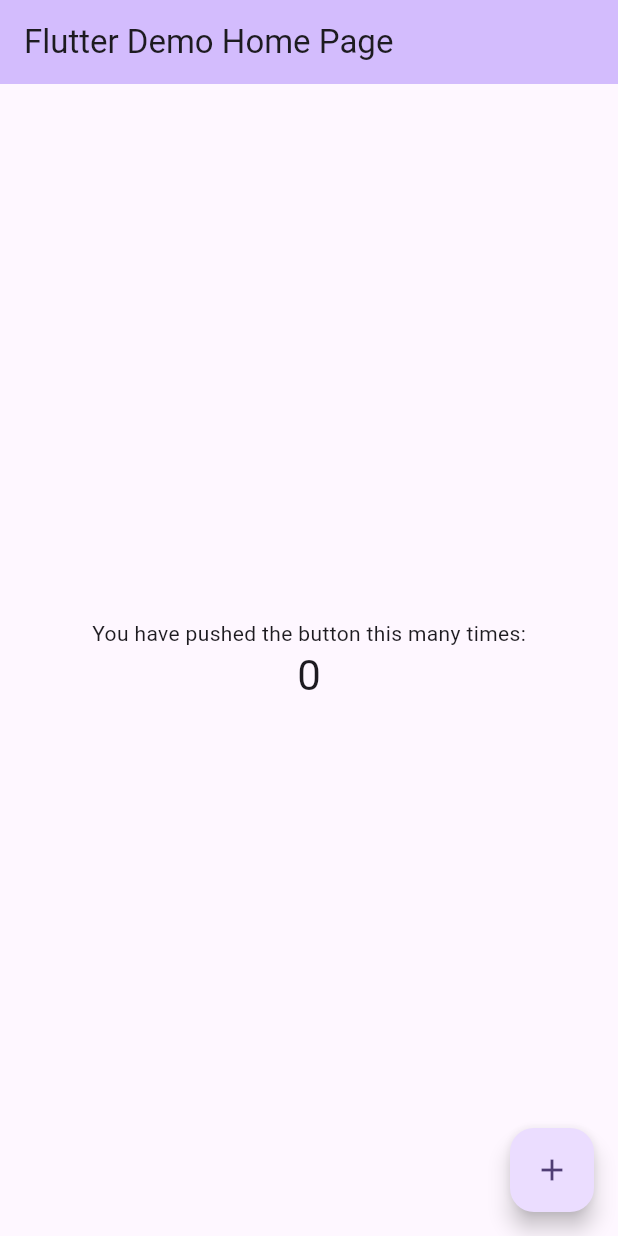
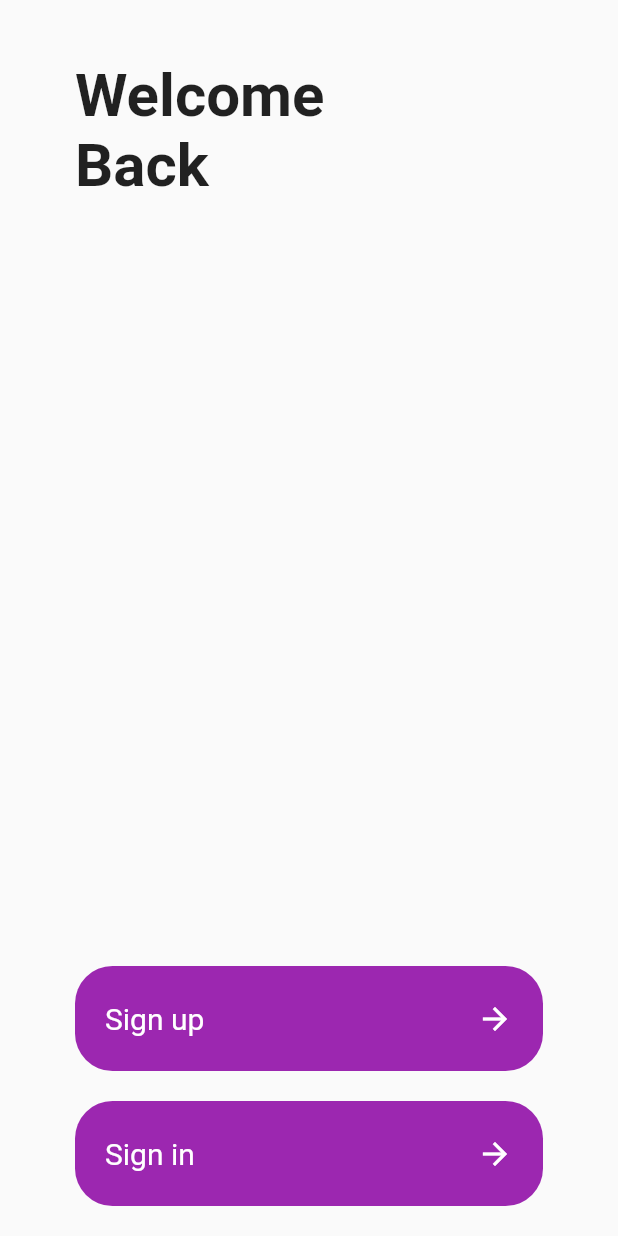
Before and after one commit to RJ2045/kikobaapp, a Flutter app: the screen it shows after launch, on a phone screen of 412 x 824 dp. Run offline on Flutter 3.47's test engine with Material 2 defaults, Android fonts, the phone set to English and light mode, and no system bars.

Commit message:
added screens

```diff
--- /dev/null
+++ b/lib/customwidgets/buttons.dart
@@ -0,0 +1,29 @@
+import 'package:flutter/material.dart';
+
+class CustomButton extends StatelessWidget {
+
+  const CustomButton({required this.title, super.key});
+  final String title;
+
+  @override
+  Widget build(BuildContext context) {
+    return  Container(
+              padding: const EdgeInsets.only(
+                left:20,
+                right:20
+                ),
+              height: 70,
+              decoration: BoxDecoration(
+                color: Colors.purple,
+                borderRadius: BorderRadius.circular(25),
+                ),
+                child: Row(
+                  mainAxisAlignment: MainAxisAlignment.spaceBetween,
+                  children: [
+                    Text(title, style: TextStyle(fontSize: 20, color: Colors.white)),
+                    Icon(Icons.arrow_forward_outlined, color: Colors.white)
+                  ],
+                ) ,
+              );
+  }
+}
--- a/lib/main.dart
+++ b/lib/main.dart
@@ -1,4 +1,5 @@
 import 'package:flutter/material.dart';
+import 'package:kikobaapp/customwidgets/buttons.dart';
 
 void main() {
   runApp(const MyApp());
@@ -7,119 +8,46 @@ void main() {
 class MyApp extends StatelessWidget {
   const MyApp({super.key});
 
-  // This widget is the root of your application.
   @override
   Widget build(BuildContext context) {
-    return MaterialApp(
-      title: 'Flutter Demo',
-      theme: ThemeData(
-        // This is the theme of your application.
-        //
-        // TRY THIS: Try running your application with "flutter run". You'll see
-        // the application has a blue toolbar. Then, without quitting the app,
-        // try changing the seedColor in the colorScheme below to Colors.green
-        // and then invoke "hot reload" (save your changes or press the "hot
-        // reload" button in a Flutter-supported IDE, or press "r" if you used
-        // the command line to start the app).
-        //
-        // Notice that the counter didn't reset back to zero; the application
-        // state is not lost during the reload. To reset the state, use hot
-        // restart instead.
-        //
-        // This works for code too, not just values: Most code changes can be
-        // tested with just a hot reload.
-        colorScheme: ColorScheme.fromSeed(seedColor: Colors.deepPurple),
-        useMaterial3: true,
-      ),
-      home: const MyHomePage(title: 'Flutter Demo Home Page'),
+    return const MaterialApp(
+      home: Home(),
     );
   }
 }
 
-class MyHomePage extends StatefulWidget {
-  const MyHomePage({super.key, required this.title});
-
-  // This widget is the home page of your application. It is stateful, meaning
-  // that it has a State object (defined below) that contains fields that affect
-  // how it looks.
-
-  // This class is the configuration for the state. It holds the values (in this
-  // case the title) provided by the parent (in this case the App widget) and
-  // used by the build method of the State. Fields in a Widget subclass are
-  // always marked "final".
-
-  final String title;
-
-  @override
-  State<MyHomePage> createState() => _MyHomePageState();
-}
-
-class _MyHomePageState extends State<MyHomePage> {
-  int _counter = 0;
-
-  void _incrementCounter() {
-    setState(() {
-      // This call to setState tells the Flutter framework that something has
-      // changed in this State, which causes it to rerun the build method below
-      // so that the display can reflect the updated values. If we changed
-      // _counter without calling setState(), then the build method would not be
-      // called again, and so nothing would appear to happen.
-      _counter++;
-    });
-  }
+class Home extends StatelessWidget {
+  const Home({super.key});
 
   @override
   Widget build(BuildContext context) {
-    // This method is rerun every time setState is called, for instance as done
-    // by the _incrementCounter method above.
-    //
-    // The Flutter framework has been optimized to make rerunning build methods
-    // fast, so that you can just rebuild anything that needs updating rather
-    // than having to individually change instances of widgets.
     return Scaffold(
-      appBar: AppBar(
-        // TRY THIS: Try changing the color here to a specific color (to
-        // Colors.amber, perhaps?) and trigger a hot reload to see the AppBar
-        // change color while the other colors stay the same.
-        backgroundColor: Theme.of(context).colorScheme.inversePrimary,
-        // Here we take the value from the MyHomePage object that was created by
-        // the App.build method, and use it to set our appbar title.
-        title: Text(widget.title),
-      ),
-      body: Center(
-        // Center is a layout widget. It takes a single child and positions it
-        // in the middle of the parent.
-        child: Column(
-          // Column is also a layout widget. It takes a list of children and
-          // arranges them vertically. By default, it sizes itself to fit its
-          // children horizontally, and tries to be as tall as its parent.
-          //
-          // Column has various properties to control how it sizes itself and
-          // how it positions its children. Here we use mainAxisAlignment to
-          // center the children vertically; the main axis here is the vertical
-          // axis because Columns are vertical (the cross axis would be
-          // horizontal).
-          //
-          // TRY THIS: Invoke "debug painting" (choose the "Toggle Debug Paint"
-          // action in the IDE, or press "p" in the console), to see the
-          // wireframe for each widget.
-          mainAxisAlignment: MainAxisAlignment.center,
-          children: <Widget>[
-            const Text(
-              'You have pushed the button this many times:',
+      body: SafeArea(
+        child: Container(
+          padding: const EdgeInsets.only(
+            left: 50,
+            right: 50,
+            bottom: 20,
+          ),
+          child: const Column(
+            crossAxisAlignment: CrossAxisAlignment.start,
+            children: [
+            SizedBox(height: 40,),
+            Text('Welcome \nBack',
+            style: TextStyle(fontSize: 40, fontWeight: FontWeight.bold ),
             ),
-            Text(
-              '$_counter',
-              style: Theme.of(context).textTheme.headlineMedium,
+            Spacer(),
+            CustomButton(
+              title: 'Sign up',
             ),
-          ],
+            SizedBox(height: 20,),
+            CustomButton(
+              title: 'Sign in',
+            )
+            ],
+          ),
+        )
         ),
-      ),
-      floatingActionButton: FloatingActionButton(
-        onPressed: _incrementCounter,
-        tooltip: 'Increment',
-        child: const Icon(Icons.add),
-      ), // This trailing comma makes auto-formatting nicer for build methods.
     );
   }
 }
```
